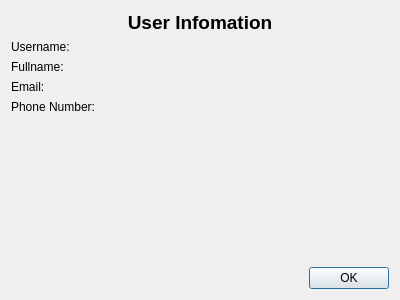
First picture: the form in src/components/dialogs/user/userdetailsdialog.ui, repository DamPhuQuy/Scientific-Article-Management, before the edit.
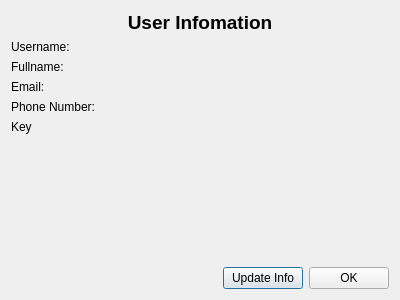
Second picture: the form after the edit.

The edit to the form file:
```diff
--- a/src/components/dialogs/user/userdetailsdialog.ui
+++ b/src/components/dialogs/user/userdetailsdialog.ui
@@ -91,6 +91,20 @@
        </property>
       </widget>
      </item>
+     <item row="4" column="0">
+      <widget class="QLabel" name="label">
+       <property name="text">
+        <string>Key</string>
+       </property>
+      </widget>
+     </item>
+     <item row="4" column="1">
+      <widget class="QLabel" name="labelDetailKey">
+       <property name="text">
+        <string/>
+       </property>
+      </widget>
+     </item>
     </layout>
    </item>
    <item>
@@ -123,6 +137,16 @@
          </property>
         </spacer>
        </item>
+       <item>
+        <widget class="QPushButton" name="btnUpdate">
+         <property name="cursor">
+          <cursorShape>PointingHandCursor</cursorShape>
+         </property>
+         <property name="text">
+          <string>Update Info</string>
+         </property>
+        </widget>
+       </item>
        <item>
         <widget class="QPushButton" name="okBtn">
          <property name="cursor">
```
